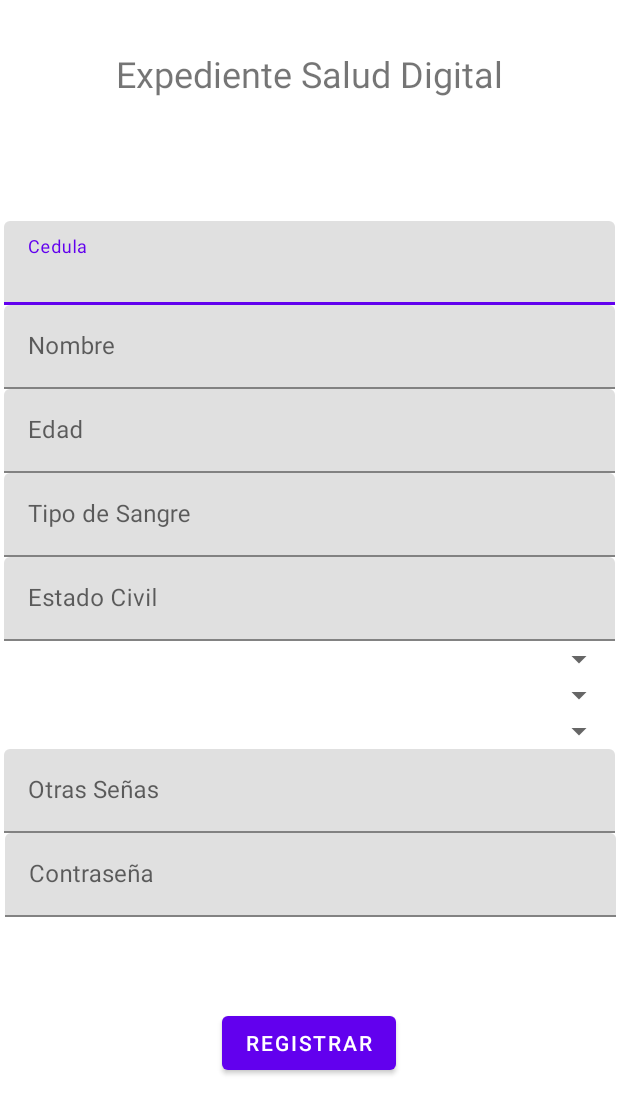
After one commit to buraiang99/ExpedienteSaludDigital, an Android app: the layout activity_registrar_paciente.xml on its own in the app's theme, with its tools: preview values and no code run, on a phone screen of 412 x 824 dp. The commit adds this screen. Shown: the top 1114 px of the screen. Run offline under Robolectric (Android 15) with nearby library versions, the phone set to English and light mode, and no system bars.

Commit message:
se agrea el ativity de registrar paciente

```diff
--- /dev/null
+++ b/app/src/main/res/layout/activity_registrar_paciente.xml
@@ -0,0 +1,179 @@
+<?xml version="1.0" encoding="utf-8"?>
+<androidx.constraintlayout.widget.ConstraintLayout xmlns:android="http://schemas.android.com/apk/res/android"
+    xmlns:app="http://schemas.android.com/apk/res-auto"
+    xmlns:tools="http://schemas.android.com/tools"
+    android:layout_width="match_parent"
+    android:layout_height="match_parent">
+
+    <androidx.constraintlayout.widget.ConstraintLayout
+        android:id="@+id/constraintLayout"
+        android:layout_width="409dp"
+        android:layout_height="98dp"
+        app:layout_constraintEnd_toEndOf="parent"
+        app:layout_constraintStart_toStartOf="parent"
+        app:layout_constraintTop_toTopOf="parent">
+
+        <TextView
+            android:id="@+id/tvTitulo"
+            android:layout_width="wrap_content"
+            android:layout_height="wrap_content"
+            android:text="@string/app_name"
+            android:textSize="24sp"
+            app:layout_constraintBottom_toBottomOf="parent"
+            app:layout_constraintEnd_toEndOf="parent"
+            app:layout_constraintStart_toStartOf="parent"
+            app:layout_constraintTop_toTopOf="parent" />
+    </androidx.constraintlayout.widget.ConstraintLayout>
+
+    <androidx.constraintlayout.widget.ConstraintLayout
+        android:layout_width="409dp"
+        android:layout_height="631dp"
+        android:layout_marginTop="3dp"
+        app:layout_constraintBottom_toBottomOf="parent"
+        app:layout_constraintEnd_toEndOf="parent"
+        app:layout_constraintStart_toStartOf="parent"
+        app:layout_constraintTop_toBottomOf="@+id/constraintLayout">
+
+        <com.google.android.material.textfield.TextInputLayout
+            android:id="@+id/tilCedula"
+            android:layout_width="407dp"
+            android:layout_height="wrap_content"
+            app:layout_constraintEnd_toEndOf="parent"
+            app:layout_constraintStart_toStartOf="parent"
+            app:layout_constraintTop_toTopOf="parent">
+
+            <com.google.android.material.textfield.TextInputEditText
+                android:id="@+id/tietCedula"
+                android:layout_width="match_parent"
+                android:layout_height="wrap_content"
+                android:hint="@string/cedula_paciente" />
+        </com.google.android.material.textfield.TextInputLayout>
+
+        <com.google.android.material.textfield.TextInputLayout
+            android:id="@+id/tilNombre"
+            android:layout_width="407dp"
+            android:layout_height="wrap_content"
+            app:layout_constraintEnd_toEndOf="parent"
+            app:layout_constraintStart_toStartOf="parent"
+            app:layout_constraintTop_toBottomOf="@+id/tilCedula">
+
+            <com.google.android.material.textfield.TextInputEditText
+                android:id="@+id/tietNombre"
+                android:layout_width="match_parent"
+                android:layout_height="wrap_content"
+                android:hint="@string/nombre_paciente" />
+        </com.google.android.material.textfield.TextInputLayout>
+
+        <com.google.android.material.textfield.TextInputLayout
+            android:id="@+id/tilEdad"
+            android:layout_width="407dp"
+            android:layout_height="wrap_content"
+            app:layout_constraintEnd_toEndOf="parent"
+            app:layout_constraintStart_toStartOf="parent"
+            app:layout_constraintTop_toBottomOf="@+id/tilNombre">
+
+            <com.google.android.material.textfield.TextInputEditText
+                android:id="@+id/tietEdad"
+                android:layout_width="match_parent"
+                android:layout_height="wrap_content"
+                android:hint="@string/edad_paciente" />
+        </com.google.android.material.textfield.TextInputLayout>
+
+        <com.google.android.material.textfield.TextInputLayout
+            android:id="@+id/tilTipoSangre"
+            android:layout_width="407dp"
+            android:layout_height="wrap_content"
+            app:layout_constraintEnd_toEndOf="parent"
+            app:layout_constraintStart_toStartOf="parent"
+            app:layout_constraintTop_toBottomOf="@+id/tilEdad">
+
+            <com.google.android.material.textfield.TextInputEditText
+                android:id="@+id/tietTipoSangre"
+                android:layout_width="match_parent"
+                android:layout_height="wrap_content"
+                android:hint="@string/tipo_sangre" />
+        </com.google.android.material.textfield.TextInputLayout>
+
+        <com.google.android.material.textfield.TextInputLayout
+            android:id="@+id/tilEstadoCivil"
+            android:layout_width="407dp"
+            android:layout_height="wrap_content"
+            app:layout_constraintEnd_toEndOf="parent"
+            app:layout_constraintStart_toStartOf="parent"
+            app:layout_constraintTop_toBottomOf="@+id/tilTipoSangre">
+
+            <com.google.android.material.textfield.TextInputEditText
+                android:id="@+id/tietEstaCivil"
+                android:layout_width="match_parent"
+                android:layout_height="wrap_content"
+                android:hint="@string/estado_civil_paciente" />
+        </com.google.android.material.textfield.TextInputLayout>
+
+        <com.google.android.material.textfield.TextInputLayout
+            android:id="@+id/tilPassword"
+            android:layout_width="407dp"
+            android:layout_height="wrap_content"
+            app:layout_constraintEnd_toEndOf="parent"
+            app:layout_constraintHorizontal_bias="1.0"
+            app:layout_constraintStart_toStartOf="parent"
+            app:layout_constraintTop_toBottomOf="@+id/tilDireccion">
+
+            <com.google.android.material.textfield.TextInputEditText
+                android:id="@+id/tietPassword"
+                android:layout_width="match_parent"
+                android:layout_height="wrap_content"
+                android:hint="@string/contrasenna_paciente" />
+        </com.google.android.material.textfield.TextInputLayout>
+
+        <com.google.android.material.textfield.TextInputLayout
+            android:id="@+id/tilDireccion"
+            android:layout_width="407dp"
+            android:layout_height="wrap_content"
+            app:layout_constraintEnd_toEndOf="parent"
+            app:layout_constraintStart_toStartOf="parent"
+            app:layout_constraintTop_toBottomOf="@+id/sDistrito">
+
+            <com.google.android.material.textfield.TextInputEditText
+                android:id="@+id/tietDireccion"
+                android:layout_width="match_parent"
+                android:layout_height="wrap_content"
+                android:hint="@string/direccion_paciente" />
+        </com.google.android.material.textfield.TextInputLayout>
+
+        <Spinner
+            android:id="@+id/sProvincia"
+            android:layout_width="407dp"
+            android:layout_height="wrap_content"
+            app:layout_constraintEnd_toEndOf="parent"
+            app:layout_constraintStart_toStartOf="parent"
+            app:layout_constraintTop_toBottomOf="@+id/tilEstadoCivil" />
+
+        <Spinner
+            android:id="@+id/sCanton"
+            android:layout_width="407dp"
+            android:layout_height="wrap_content"
+            app:layout_constraintEnd_toEndOf="parent"
+            app:layout_constraintStart_toStartOf="parent"
+            app:layout_constraintTop_toBottomOf="@+id/sProvincia" />
+
+        <Spinner
+            android:id="@+id/sDistrito"
+            android:layout_width="407dp"
+            android:layout_height="wrap_content"
+            app:layout_constraintEnd_toEndOf="parent"
+            app:layout_constraintStart_toStartOf="parent"
+            app:layout_constraintTop_toBottomOf="@+id/sCanton" />
+
+        <Button
+            android:id="@+id/btnRegistrar"
+            android:layout_width="wrap_content"
+            android:layout_height="wrap_content"
+            android:text="@string/registrar_paciente"
+            app:layout_constraintBottom_toBottomOf="parent"
+            app:layout_constraintEnd_toEndOf="parent"
+            app:layout_constraintStart_toStartOf="parent"
+            app:layout_constraintTop_toBottomOf="@+id/tilPassword" />
+
+    </androidx.constraintlayout.widget.ConstraintLayout>
+
+</androidx.constraintlayout.widget.ConstraintLayout>
--- a/app/src/main/res/values/strings.xml
+++ b/app/src/main/res/values/strings.xml
@@ -1,3 +1,11 @@
 <resources>
     <string name="app_name">Expediente Salud Digital</string>
+    <string name="cedula_paciente">Cedula</string>
+    <string name="nombre_paciente">Nombre</string>
+    <string name="edad_paciente">Edad</string>
+    <string name="tipo_sangre">Tipo de Sangre</string>
+    <string name="estado_civil_paciente">Estado Civil</string>
+    <string name="contrasenna_paciente">Contraseña</string>
+    <string name="direccion_paciente">Otras Señas</string>
+    <string name="registrar_paciente">Registrar</string>
 </resources>
```
